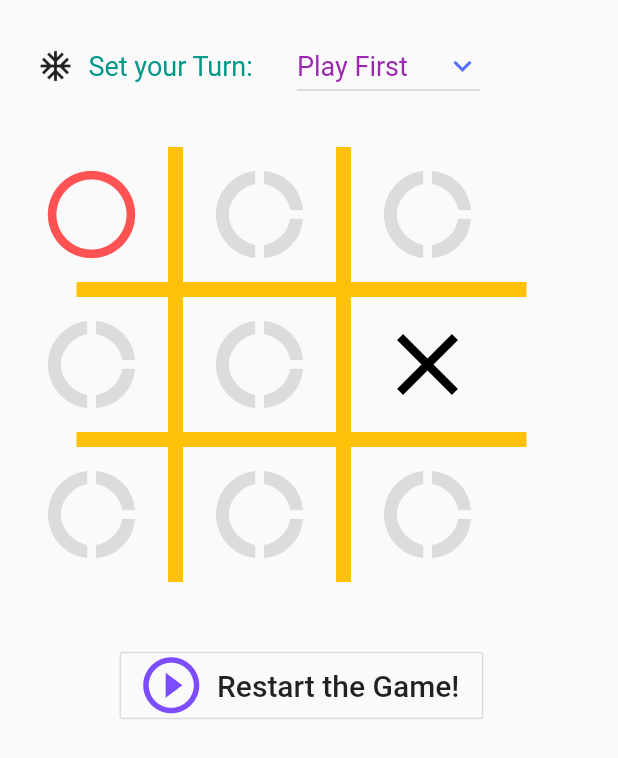
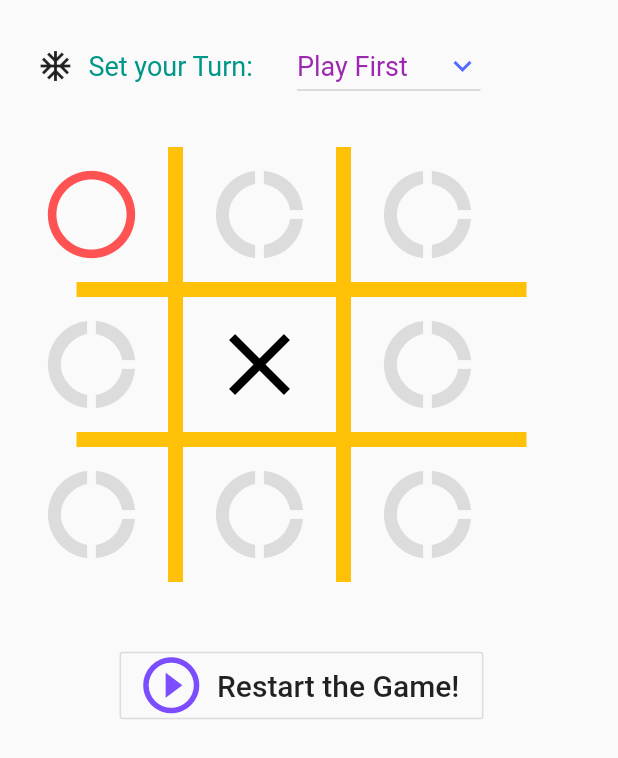
Before and after one commit to saurav0001kumar/TIC-TAC-TOE-Game, a Flutter app: the MyApp widget shown alone on an empty page, opened directly, after a tap on the "donut large" icon, on a phone screen of 412 x 824 dp. Shown: the top 758 px of the screen. Run offline on Flutter 3.47's test engine with Material 2 defaults, Android fonts, the phone set to English and light mode, and no system bars.

Commit message:
Update screen2.dart with new logic

```diff
--- a/tic_tac_toe/lib/screens/screen2.dart
+++ b/tic_tac_toe/lib/screens/screen2.dart
@@ -45,10 +45,10 @@ body: MyApp(),
   }
 
   void goto1(context) async {
-    bool result = await Navigator.push(context,MaterialPageRoute(builder: (context) {
-      return screen1();
-    }));
-
+//    bool result = await Navigator.push(context,MaterialPageRoute(builder: (context) {
+//      return screen1();
+//    }));
+    Navigator.pop(context);
 
   }
 
@@ -470,6 +470,161 @@ DropdownButton(
     checkcross();
     if(turn==1)
       {
+
+        //HARD level logic starts here
+        if(box.contains(4))
+          {
+            boxnumberx=4;
+            b4=Icon(Icons.clear, size: 70, color: Colors.black,);
+          }
+        else
+          if(zeroes.contains(0) && zeroes.contains(1) && box.contains(2))
+            {
+              boxnumberx=2;
+              b2=Icon(Icons.clear, size: 70, color: Colors.black,);
+            }
+          else
+          if(zeroes.contains(0) && zeroes.contains(2) && box.contains(1))
+          {
+            boxnumberx=1;
+            b1=Icon(Icons.clear, size: 70, color: Colors.black,);
+          }
+          else
+          if(zeroes.contains(2) && zeroes.contains(1) && box.contains(0))
+          {
+            boxnumberx=0;
+            b0=Icon(Icons.clear, size: 70, color: Colors.black,);
+          }
+          else
+          if(zeroes.contains(3) && zeroes.contains(4) && box.contains(5))
+          {
+            boxnumberx=5;
+            b5=Icon(Icons.clear, size: 70, color: Colors.black,);
+          }
+          else
+          if(zeroes.contains(3) && zeroes.contains(5) && box.contains(4))
+          {
+            boxnumberx=4;
+            b4=Icon(Icons.clear, size: 70, color: Colors.black,);
+          }
+          else
+          if(zeroes.contains(4) && zeroes.contains(5) && box.contains(3))
+          {
+            boxnumberx=3;
+            b3=Icon(Icons.clear, size: 70, color: Colors.black,);
+          }
+          else
+          if(zeroes.contains(6) && zeroes.contains(7) && box.contains(8))
+          {
+            boxnumberx=8;
+            b8=Icon(Icons.clear, size: 70, color: Colors.black,);
+          }
+          else
+          if(zeroes.contains(6) && zeroes.contains(8) && box.contains(7))
+          {
+            boxnumberx=7;
+            b7=Icon(Icons.clear, size: 70, color: Colors.black,);
+          }
+          else
+          if(zeroes.contains(7) && zeroes.contains(8) && box.contains(6))
+          {
+            boxnumberx=6;
+            b6=Icon(Icons.clear, size: 70, color: Colors.black,);
+          }
+          else
+          if(zeroes.contains(0) && zeroes.contains(3) && box.contains(6))
+          {
+            boxnumberx=6;
+            b6=Icon(Icons.clear, size: 70, color: Colors.black,);
+          }
+          else
+          if(zeroes.contains(0) && zeroes.contains(6) && box.contains(3))
+          {
+            boxnumberx=3;
+            b3=Icon(Icons.clear, size: 70, color: Colors.black,);
+          }
+          else
+          if(zeroes.contains(3) && zeroes.contains(6) && box.contains(0))
+          {
+            boxnumberx=0;
+            b0=Icon(Icons.clear, size: 70, color: Colors.black,);
+          }
+          else
+          if(zeroes.contains(1) && zeroes.contains(4) && box.contains(7))
+          {
+            boxnumberx=7;
+            b7=Icon(Icons.clear, size: 70, color: Colors.black,);
+          }
+          else
+          if(zeroes.contains(1) && zeroes.contains(7) && box.contains(4))
+          {
+            boxnumberx=4;
+            b4=Icon(Icons.clear, size: 70, color: Colors.black,);
+          }
+          else
+          if(zeroes.contains(7) && zeroes.contains(4) && box.contains(1))
+          {
+            boxnumberx=1;
+            b1=Icon(Icons.clear, size: 70, color: Colors.black,);
+          }
+
+          else
+          if(zeroes.contains(2) && zeroes.contains(5) && box.contains(8))
+          {
+            boxnumberx=8;
+            b8=Icon(Icons.clear, size: 70, color: Colors.black,);
+          }
+          else
+          if(zeroes.contains(2) && zeroes.contains(8) && box.contains(5))
+          {
+            boxnumberx=5;
+            b5=Icon(Icons.clear, size: 70, color: Colors.black,);
+          }
+          else
+          if(zeroes.contains(5) && zeroes.contains(8) && box.contains(2))
+          {
+            boxnumberx=2;
+            b2=Icon(Icons.clear, size: 70, color: Colors.black,);
+          }
+          else
+          if(zeroes.contains(0) && zeroes.contains(4) && box.contains(8))
+          {
+            boxnumberx=8;
+            b8=Icon(Icons.clear, size: 70, color: Colors.black,);
+          }
+          else
+          if(zeroes.contains(0) && zeroes.contains(8) && box.contains(4))
+          {
+            boxnumberx=4;
+            b4=Icon(Icons.clear, size: 70, color: Colors.black,);
+          }
+          else
+          if(zeroes.contains(4) && zeroes.contains(8) && box.contains(0))
+          {
+            boxnumberx=0;
+            b0=Icon(Icons.clear, size: 70, color: Colors.black,);
+          }
+          else
+          if(zeroes.contains(2) && zeroes.contains(4) && box.contains(6))
+          {
+            boxnumberx=6;
+            b6=Icon(Icons.clear, size: 70, color: Colors.black,);
+          }
+          else
+          if(zeroes.contains(2) && zeroes.contains(6) && box.contains(4))
+          {
+            boxnumberx=4;
+            b4=Icon(Icons.clear, size: 70, color: Colors.black,);
+          }
+          else
+          if(zeroes.contains(4) && zeroes.contains(6) && box.contains(2))
+          {
+            boxnumberx=2;
+            b2=Icon(Icons.clear, size: 70, color: Colors.black,);
+          }
+
+        else
+          {
             boxnumberx=box[random.nextInt(box.length)];
             switch(boxnumberx)
             {
@@ -486,6 +641,11 @@ DropdownButton(
               default:break;
 
             }
+
+          }
+
+
+
         cross.add(boxnumberx);
         box.remove(boxnumberx);
         // changing the turn
```
Lines whose indentation alone changed are shown as unchanged.
